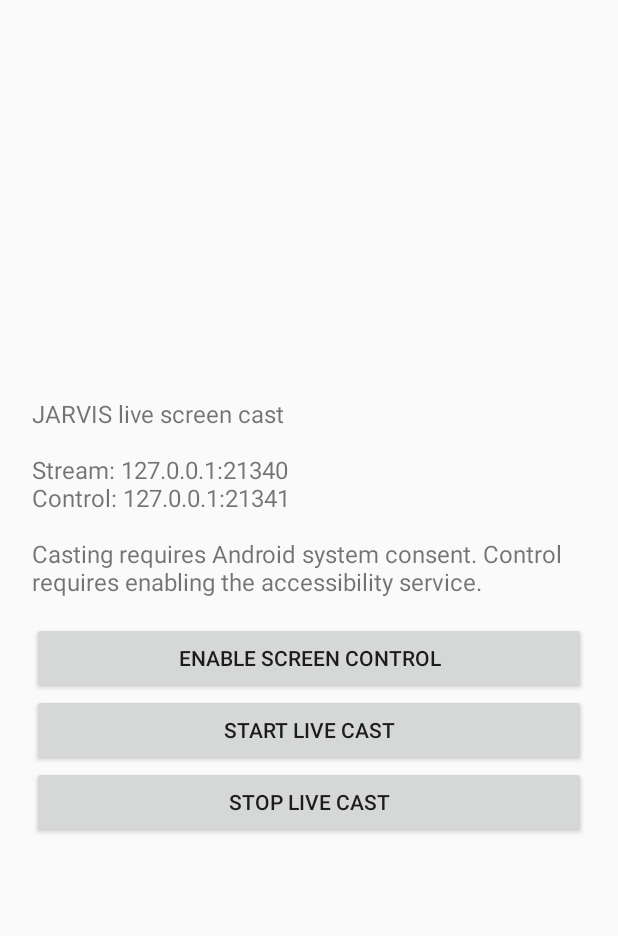
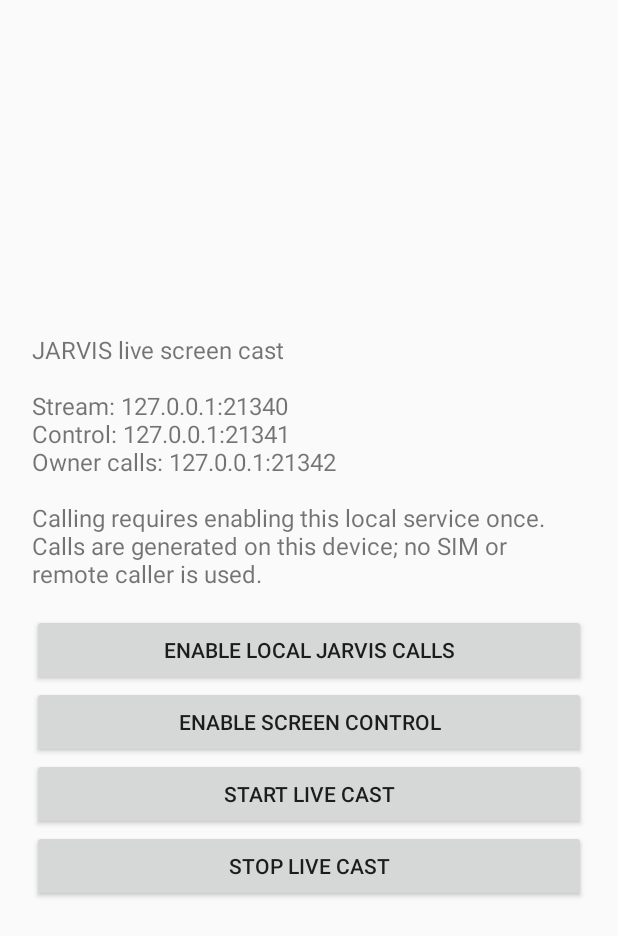
Before and after one commit to suyogpawate-lab/jarvis, an Android app: the screen it shows after launch (MainActivity), on a phone screen of 412 x 824 dp. Shown: the top 936 px of the screen. Run offline under Robolectric (Android 15) with nearby library versions, the phone set to English and light mode, and no system bars.

Commit message:
Add explicit local calling service control

```diff
--- a/android-screen-cast/app/src/main/java/dev/jarvis/screencast/MainActivity.kt
+++ b/android-screen-cast/app/src/main/java/dev/jarvis/screencast/MainActivity.kt
@@ -4,6 +4,7 @@ import android.app.Activity
 import android.content.Context
 import android.content.Intent
 import android.media.projection.MediaProjectionManager
+import android.os.Build
 import android.os.Bundle
 import android.provider.Settings
 import android.view.Gravity
@@ -20,10 +21,17 @@ class MainActivity : Activity() {
         super.onCreate(savedInstanceState)
         val layout = LinearLayout(this).apply { orientation = LinearLayout.VERTICAL; gravity = Gravity.CENTER; setPadding(32, 32, 32, 32) }
         status = TextView(this).apply {
-            text = "JARVIS live screen cast\n\nStream: 127.0.0.1:21340\nControl: 127.0.0.1:21341\n\nCasting requires Android system consent. Control requires enabling the accessibility service."
+            text = "JARVIS live screen cast\n\nStream: 127.0.0.1:21340\nControl: 127.0.0.1:21341\nOwner calls: 127.0.0.1:21342\n\nCalling requires enabling this local service once. Calls are generated on this device; no SIM or remote caller is used."
             textSize = 16f; setPadding(0, 0, 0, 24)
         }
         layout.addView(status)
+        layout.addView(button("Enable local JARVIS calls") {
+            val service = Intent(this, OwnerCallBridgeService::class.java).apply {
+                action = OwnerCallBridgeService.ACTION_START
+            }
+            if (Build.VERSION.SDK_INT >= 26) startForegroundService(service) else startService(service)
+            Toast.makeText(this, "Local JARVIS calling service started.", Toast.LENGTH_SHORT).show()
+        })
         layout.addView(button("Enable screen control") { startActivity(Intent(Settings.ACTION_ACCESSIBILITY_SETTINGS)) })
         layout.addView(button("Start live cast") {
             val manager = getSystemService(Context.MEDIA_PROJECTION_SERVICE) as MediaProjectionManager
```
